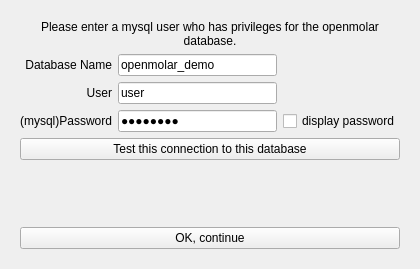
This is src/openmolar/qt-designer/newSetup.ui in rowinggolfer/openmolar1 as Qt 5 draws it before an edit. The edited form follows.
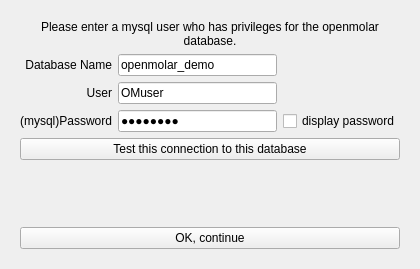
This is the edited form. The open tabs and pages were chosen to show the change.

Patch:
```diff
--- a/src/openmolar/qt-designer/newSetup.ui
+++ b/src/openmolar/qt-designer/newSetup.ui
@@ -418,7 +418,7 @@
           </size>
          </property>
          <property name="text">
-          <string>user</string>
+          <string>OMuser</string>
          </property>
         </widget>
        </item>
```
Left out of the diff: 2 changed lines with no effect on the pictures.
